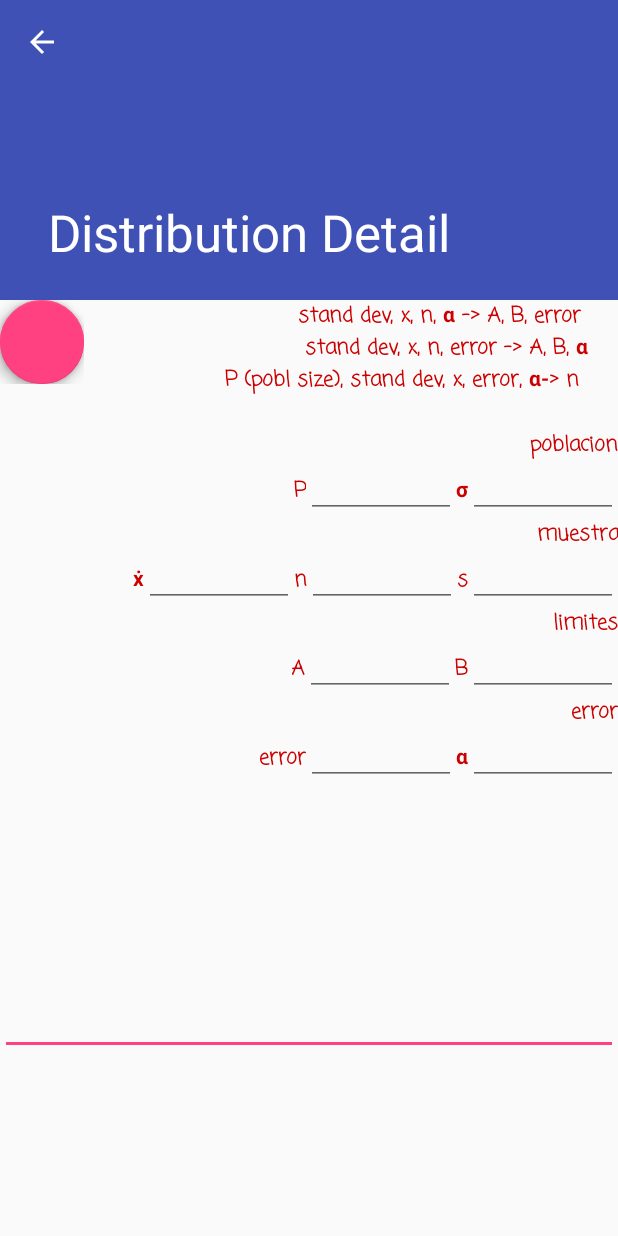
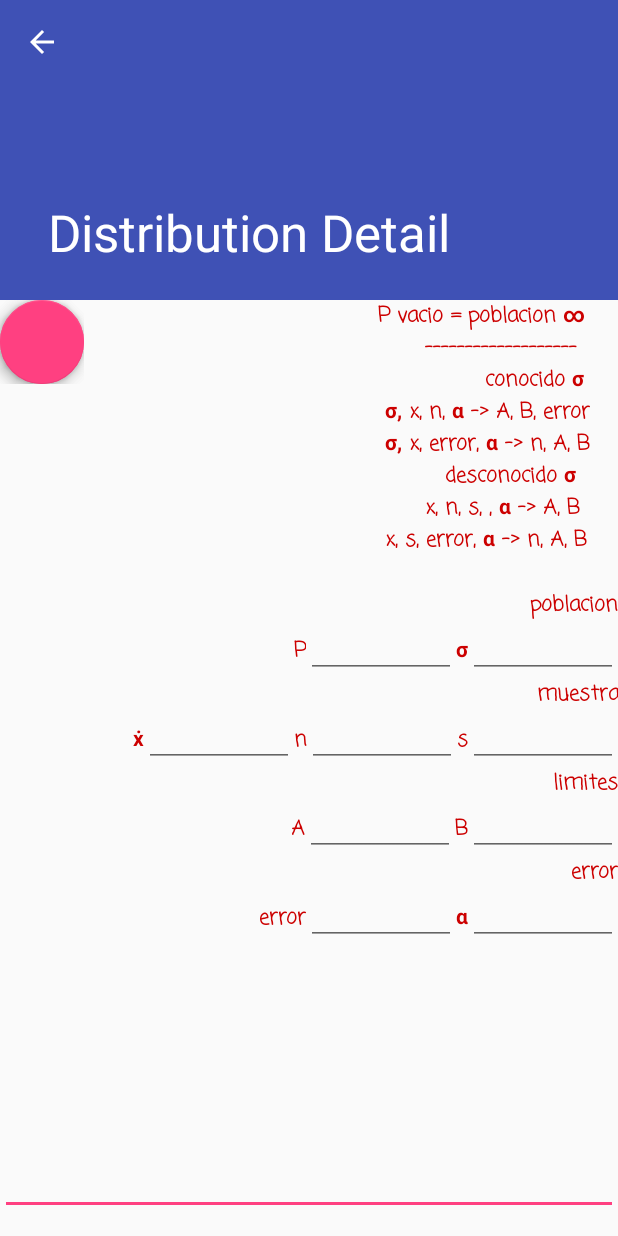
Before and after one commit to mberrueta/statistic, an Android app: the MeanInferenceFragment screen opened directly, with no data from a screen before it, on a phone screen of 412 x 824 dp. Run offline under Robolectric (Android 15) with nearby library versions, the phone set to English and light mode, and no system bars; libraries missing offline, so code that uses them is left out: com.getbase.floatingactionbutton; plain views replace FloatingActionButton, FloatingActionsMenu; Roboto replaces fonts that are not available here; 5 statements that could not run were skipped.

Commit message:
small fixes

```diff
--- a/app/build.gradle
+++ b/app/build.gradle
@@ -7,8 +7,8 @@ android {
         applicationId "com.uade.matt.statistic"
         minSdkVersion 17
         targetSdkVersion 26
-        versionCode 3
-        versionName "1.3"
+        versionCode 4
+        versionName "1.4"
         testInstrumentationRunner "android.support.test.runner.AndroidJUnitRunner"
     }
     buildTypes {
--- a/app/src/main/res/layout/size_binomial_estimation.xml
+++ b/app/src/main/res/layout/size_binomial_estimation.xml
@@ -9,7 +9,7 @@
         <TextView style="@style/texts" android:layout_width="match_parent" android:text="@string/size_binomial_estimation_help_text"/>
         <LinearLayout
             xmlns:android="http://schemas.android.com/apk/res/android" android:layout_width="match_parent" android:layout_height="wrap_content" android:orientation="vertical">
-            <ToggleButton android:id="@+id/tbType" android:layout_width="match_parent" android:layout_height="wrap_content" android:layout_weight="1" android:textOff="\u2264" android:textOn="\u2265"/>
+            <ToggleButton android:id="@+id/tbType" android:layout_width="match_parent" android:layout_height="wrap_content" android:layout_weight="1" android:textOn="H0) p \u2264 p0 ;H1) p \u003E p0" android:textOff="H0) p \u2265 p0 ;H1) p \u003C p0"/>
             <!-- alpha -->
             <TextView style="@style/texts" android:layout_width="match_parent" android:text="Gb(rc / n, P0) = \u03B1"/>
             <LinearLayout style="@style/lineal_layout" android:orientation="horizontal">
--- a/app/src/main/res/values/strings.xml
+++ b/app/src/main/res/values/strings.xml
@@ -88,15 +88,35 @@
     \u03bc, x -> F, G  \t\t\n
     \u03bc, F o G -> x  \t\t\n
     </string>
+
+
+
     <string name="mean_inference_help_text">
-    stand dev, x, n, \u03B1 -> A, B, error  \t\t\n
-    stand dev, x, n, error -> A, B, \u03B1  \t\t\n
-    P (pobl size), stand dev, x, error, \u03B1-> n  \t\t\n
+    P vacio = poblacion  \u221E \t\t\n
+    ------------------- \t\t\n
+    conocido \u03C3   \t\t\n
+    \u03C3, x, n, \u03B1 -> A, B, error  \t\t\n
+    \u03C3, x, error, \u03B1 -> n, A, B  \t\t\n
+    desconocido \u03C3 \t\t\n
+    x, n, s, , \u03B1 -> A, B \t\t\n
+    x, s, error, \u03B1 -> n, A, B \t\t\n
     </string>
+
+
+
     <string name="variance_inference_help_text">
-    n, S, \u03B1 -> A, B, R, A`, B`, R`  \t\t\n
-    \u03BD, S, \u03B1 -> A, B, R, A`, B`, R`  \t\t\n
+    n, s, \u03B1 -> A, B, R, A`, B`, R`  \t\n
+    s, R, \u03B1 -> A, B, R, A`, B`, R`  \t\n
+    s, R`,\u03B1 -> A, B, R, A`, B`, R` \t\n
     </string>
+
+
+    <string name="p_bernulli_inference_help_text">
+    n, r, \u03B1 -> A, B, P  \t\t\n
+    </string>
+
+
+
     <string name="fisher_snedecor_help_text">
         v1, v2, x -> F, G  \t\t\n
         v1, v2, F o G -> x  \t\t\n
@@ -105,9 +125,8 @@
     \u03bc, x -> F, G  \t\t\n
     \u03bc, F o G -> x  \t\t\n
     </string>
-    <string name="p_bernulli_inference_help_text">
-    n (pob size), r, \u03B1 -> A, B, P  \t\t\n
-    </string>
+
+
     <string name="size_binomial_estimation_help_text">
     p0 ,\u03B1, p1, \u03B2 -> n, r \t\t\n
     </string>
```
Also changed, not shown: app/src/main/java/com/uade/matt/statistic/models/MeanInferenceCalc.java (+10 -7 lines), 5 other files.
